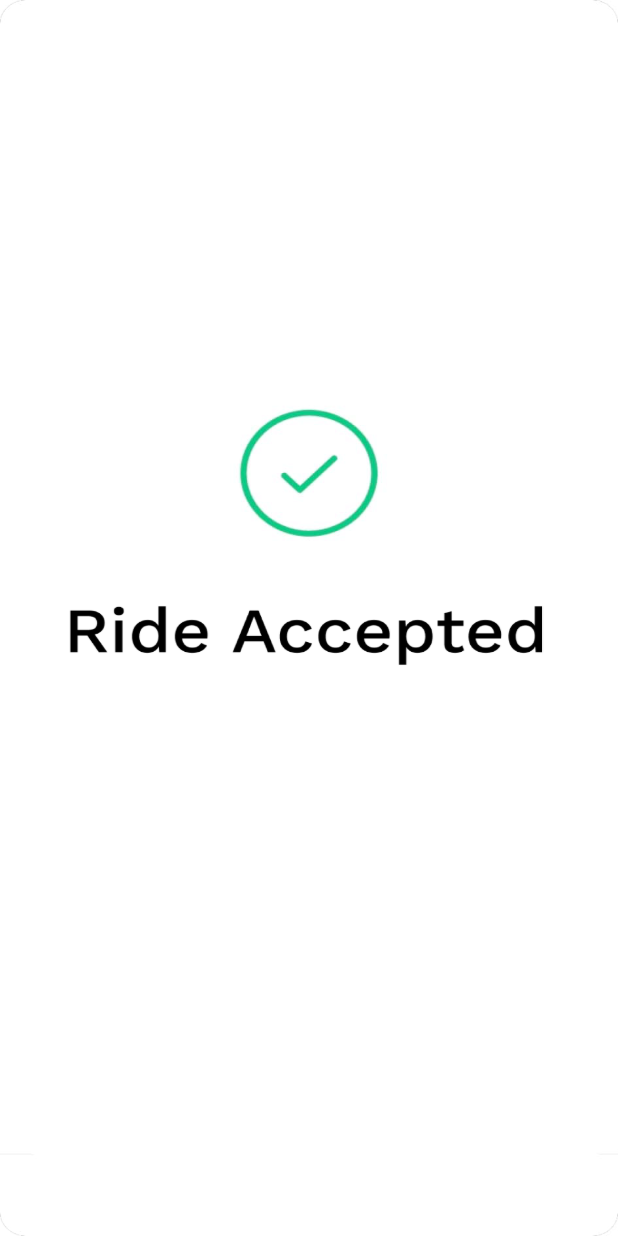
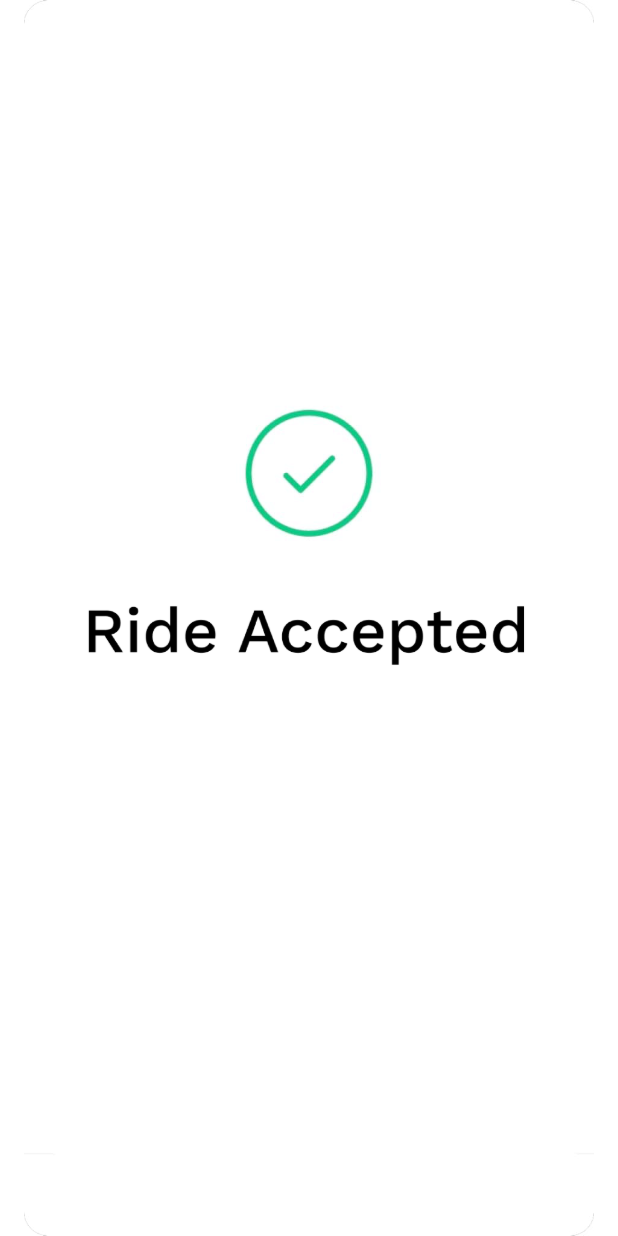
Before and after one commit to ankitnagar123/popdriver, a Flutter app: the ReadyForRide screen opened by its route, on a phone screen of 412 x 824 dp. Run offline on Flutter 3.47's test engine with Material 3 defaults, Android fonts, the phone set to English and light mode, and no system bars; our stand-ins replace audioplayers, camera, device_info_plus, dio, email_validator, file_picker and 21 more; missing offline and left inert: encrypt, flutter_file_downloader, flutter_google_places_hoc081098, flutter_polyline_points, google_api_headers, phone_number and 3 more; accounts and stored records are empty; network calls fail.

Commit message:
27-07-26   fix

```diff
--- a/lib/Network/urls.dart
+++ b/lib/Network/urls.dart
@@ -1,5 +1,5 @@
 class URLS {
-  static const String BASE_URL = 'https://popadmin.cyberimpulses.tech/API/';
+  static const String BASE_URL = 'https://poptaxi.com.au/API/';
 
   /// Builds a full API URL from an endpoint filename.
   static String api(String endpoint) {
--- a/lib/View/HomeView/ride_start/ready_ride_screen.dart
+++ b/lib/View/HomeView/ride_start/ready_ride_screen.dart
@@ -1,16 +1,9 @@
 import 'dart:async';
 
-import '../../../controller/auth_controller.dart';
 import '../../../controller/booking_controller.dart';
-import '../../../route_helper/route_helper.dart';
-import '../../../utils/colors.dart';
-import '../../../utils/custom_button.dart';
-import '../../../utils/snackBar.dart';
-import '../../../utils/text_field.dart';
+import '../../../utils/web_auth_layout.dart';
 import 'package:flutter/material.dart';
 import 'package:get/get.dart';
-
-import '../../../controller/home_screen_controller.dart';
 
 class ReadyForRide extends StatefulWidget {
   const ReadyForRide({Key? key}) : super(key: key);
@@ -24,22 +17,36 @@ class _ReadyForRideState extends State<ReadyForRide> {
 
   @override
   void initState() {
+    super.initState();
     controller.rideNowBooking();
-    Timer(Duration(seconds: 3), () {
-      Navigator.of(context).pop();
+    Timer(const Duration(seconds: 3), () {
+      if (mounted) Navigator.of(context).pop();
     });
-
-    super.initState();
   }
 
   @override
   Widget build(BuildContext context) {
+    final wide = WebAuthLayout.isWide(context);
+
     return Scaffold(
-        body: Image.asset(
-      'assets/images/readforride.png',
-      height: Get.height,
-      width: Get.width,
-      fit: BoxFit.fill,
-    ));
+      backgroundColor: Colors.white,
+      body: SafeArea(
+        child: Center(
+          child: Padding(
+            padding: EdgeInsets.symmetric(horizontal: wide ? 32 : 16),
+            child: ConstrainedBox(
+              constraints: BoxConstraints(
+                maxWidth: wide ? 420 : double.infinity,
+              ),
+              child: Image.asset(
+                'assets/images/readforride.png',
+                fit: BoxFit.contain,
+                width: double.infinity,
+              ),
+            ),
+          ),
+        ),
+      ),
+    );
   }
 }
--- a/lib/utils/web_auth_layout.dart
+++ b/lib/utils/web_auth_layout.dart
@@ -1,4 +1,3 @@
-import 'package:flutter/foundation.dart' show kIsWeb;
 import 'package:flutter/material.dart';
 
 import 'colors.dart';
@@ -9,7 +8,7 @@ class WebAuthLayout {
   static const double wideBreakpoint = 720;
 
   static bool isWide(BuildContext context) {
-    return kIsWeb || MediaQuery.sizeOf(context).width >= wideBreakpoint;
+    return MediaQuery.sizeOf(context).width >= wideBreakpoint;
   }
 
   static Widget constrainForm(BuildContext context, Widget child) {
```
Also changed, not shown: lib/View/AuthScreen/login_screen.dart (+5 -9 lines), lib/View/AuthScreen/signup_screen.dart (+7 -8 lines), lib/View/HomeView/home_screen.dart (+50 -30 lines), lib/View/HomeView/support_screen/single_query.dart (+77 -18 lines), lib/utils/booking_cancellation_dialog.dart (+4 -4 lines).
